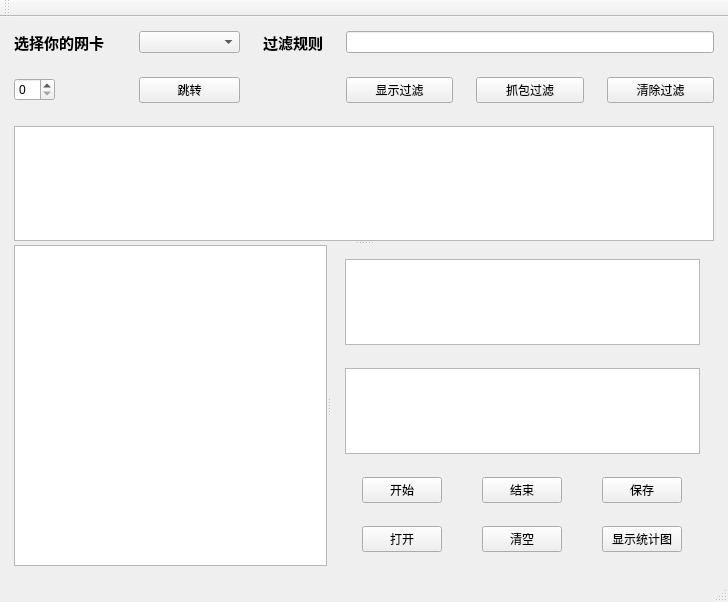
Old version of the form mainwindow.ui in the repository fonqL/sniffer.
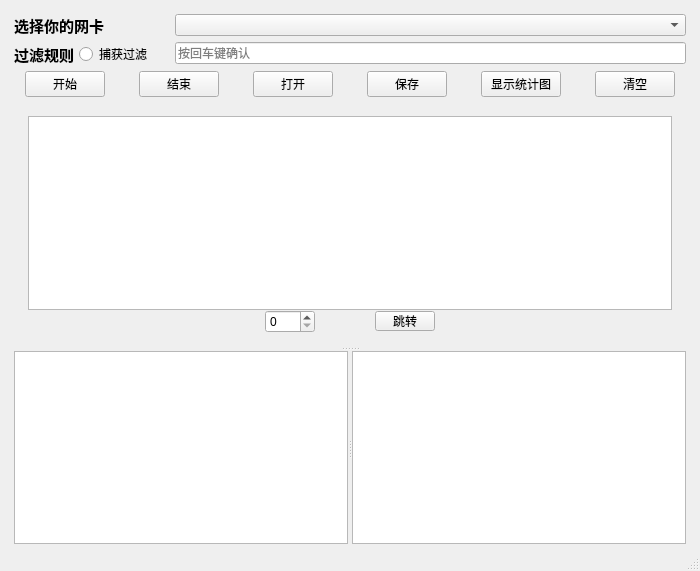
New version of the form.

Patch:
```diff
--- a/mainwindow.ui
+++ b/mainwindow.ui
@@ -6,8 +6,8 @@
    <rect>
     <x>0</x>
     <y>0</y>
-    <width>728</width>
-    <height>602</height>
+    <width>700</width>
+    <height>571</height>
    </rect>
   </property>
   <property name="minimumSize">
@@ -20,57 +20,41 @@
    <string>Sniffer</string>
   </property>
   <widget class="QWidget" name="centralWidget">
-   <layout class="QGridLayout" name="gridLayout_2">
-    <item row="0" column="0">
-     <layout class="QHBoxLayout" name="horizontalLayout" stretch="1,2">
-      <item>
-       <layout class="QGridLayout" name="gridLayout_3">
-        <property name="sizeConstraint">
-         <enum>QLayout::SetDefaultConstraint</enum>
+   <layout class="QVBoxLayout" name="verticalLayout_2">
+    <property name="spacing">
+     <number>5</number>
+    </property>
+    <property name="bottomMargin">
+     <number>5</number>
+    </property>
+    <item>
+     <layout class="QFormLayout" name="formLayout">
+      <property name="verticalSpacing">
+       <number>5</number>
+      </property>
+      <item row="0" column="0">
+       <widget class="QLabel" name="label">
+        <property name="font">
+         <font>
+          <family>Microsoft New Tai Lue</family>
+          <pointsize>11</pointsize>
+          <bold>true</bold>
+         </font>
         </property>
-        <item row="0" column="1">
-         <widget class="QComboBox" name="comboBox"/>
-        </item>
-        <item row="1" column="1">
-         <widget class="QPushButton" name="pushButton_10">
-          <property name="text">
-           <string>跳转</string>
-          </property>
-         </widget>
-        </item>
-        <item row="0" column="0">
-         <widget class="QLabel" name="label">
-          <property name="font">
-           <font>
-            <family>Microsoft New Tai Lue</family>
-            <pointsize>11</pointsize>
-            <bold>true</bold>
-           </font>
-          </property>
-          <property name="text">
-           <string>选择你的网卡</string>
-          </property>
-         </widget>
-        </item>
-        <item row="1" column="0">
-         <layout class="QHBoxLayout" name="horizontalLayout_3">
-          <item>
-           <widget class="QSpinBox" name="spinBox"/>
-          </item>
-          <item>
-           <widget class="QLabel" name="label_2">
-            <property name="text">
-             <string/>
-            </property>
-           </widget>
-          </item>
-         </layout>
-        </item>
-       </layout>
+        <property name="text">
+         <string>选择你的网卡</string>
+        </property>
+       </widget>
       </item>
-      <item>
-       <layout class="QFormLayout" name="formLayout_4">
-        <item row="0" column="0">
+      <item row="0" column="1">
+       <widget class="QComboBox" name="comboBox"/>
+      </item>
+      <item row="1" column="0">
+       <layout class="QHBoxLayout" name="horizontalLayout_2">
+        <property name="spacing">
+         <number>5</number>
+        </property>
+        <item>
          <widget class="QLabel" name="label_11">
           <property name="font">
            <font>
@@ -84,44 +68,230 @@
           </property>
          </widget>
         </item>
-        <item row="0" column="1">
-         <widget class="QLineEdit" name="lineEdit"/>
-        </item>
-        <item row="1" column="1">
-         <layout class="QHBoxLayout" name="horizontalLayout_2">
-          <item>
-           <widget class="QPushButton" name="pushButton_3">
-            <property name="text">
-             <string>显示过滤</string>
-            </property>
-           </widget>
-          </item>
-          <item>
-           <widget class="QPushButton" name="pushButton_4">
-            <property name="text">
-             <string>抓包过滤</string>
-            </property>
-           </widget>
-          </item>
-          <item>
-           <widget class="QPushButton" name="pushButton_7">
-            <property name="text">
-             <string>清除过滤</string>
-            </property>
-           </widget>
-          </item>
-         </layout>
+        <item>
+         <widget class="QRadioButton" name="radioButton">
+          <property name="text">
+           <string>捕获过滤</string>
+          </property>
+         </widget>
         </item>
        </layout>
       </item>
+      <item row="1" column="1">
+       <widget class="QLineEdit" name="lineEdit">
+        <property name="placeholderText">
+         <string>按回车键确认</string>
+        </property>
+       </widget>
+      </item>
      </layout>
     </item>
-    <item row="2" column="0">
+    <item>
+     <layout class="QGridLayout" name="gridLayout">
+      <item row="0" column="0">
+       <widget class="QPushButton" name="pushButton_2">
+        <property name="sizePolicy">
+         <sizepolicy hsizetype="Maximum" vsizetype="Fixed">
+          <horstretch>0</horstretch>
+          <verstretch>0</verstretch>
+         </sizepolicy>
+        </property>
+        <property name="text">
+         <string>开始</string>
+        </property>
+       </widget>
+      </item>
+      <item row="0" column="1">
+       <widget class="QPushButton" name="pushButton">
+        <property name="sizePolicy">
+         <sizepolicy hsizetype="Maximum" vsizetype="Fixed">
+          <horstretch>0</horstretch>
+          <verstretch>0</verstretch>
+         </sizepolicy>
+        </property>
+        <property name="text">
+         <string>结束</string>
+        </property>
+       </widget>
+      </item>
+      <item row="0" column="2">
+       <widget class="QPushButton" name="pushButton_9">
+        <property name="sizePolicy">
+         <sizepolicy hsizetype="Maximum" vsizetype="Fixed">
+          <horstretch>0</horstretch>
+          <verstretch>0</verstretch>
+         </sizepolicy>
+        </property>
+        <property name="text">
+         <string>打开</string>
+        </property>
+       </widget>
+      </item>
+      <item row="0" column="3">
+       <widget class="QPushButton" name="pushButton_8">
+        <property name="sizePolicy">
+         <sizepolicy hsizetype="Maximum" vsizetype="Fixed">
+          <horstretch>0</horstretch>
+          <verstretch>0</verstretch>
+         </sizepolicy>
+        </property>
+        <property name="text">
+         <string>保存</string>
+        </property>
+       </widget>
+      </item>
+      <item row="0" column="4">
+       <widget class="QPushButton" name="pushButton_6">
+        <property name="sizePolicy">
+         <sizepolicy hsizetype="Maximum" vsizetype="Fixed">
+          <horstretch>0</horstretch>
+          <verstretch>0</verstretch>
+         </sizepolicy>
+        </property>
+        <property name="text">
+         <string>显示统计图</string>
+        </property>
+       </widget>
+      </item>
+      <item row="0" column="5">
+       <widget class="QPushButton" name="pushButton_5">
+        <property name="sizePolicy">
+         <sizepolicy hsizetype="Maximum" vsizetype="Fixed">
+          <horstretch>0</horstretch>
+          <verstretch>0</verstretch>
+         </sizepolicy>
+        </property>
+        <property name="text">
+         <string>清空</string>
+        </property>
+       </widget>
+      </item>
+     </layout>
+    </item>
+    <item>
      <widget class="QSplitter" name="splitter_2">
       <property name="orientation">
        <enum>Qt::Vertical</enum>
       </property>
-      <widget class="QTableView" name="tableView"/>
+      <widget class="QWidget" name="layoutWidget">
+       <layout class="QVBoxLayout" name="verticalLayout">
+        <property name="spacing">
+         <number>0</number>
+        </property>
+        <item>
+         <widget class="QTableView" name="tableView"/>
+        </item>
+        <item>
+         <layout class="QHBoxLayout" name="horizontalLayout_4">
+          <item>
+           <spacer name="horizontalSpacer">
+            <property name="orientation">
+             <enum>Qt::Horizontal</enum>
+            </property>
+            <property name="sizeHint" stdset="0">
+             <size>
+              <width>40</width>
+              <height>20</height>
+             </size>
+            </property>
+           </spacer>
+          </item>
+          <item>
+           <layout class="QHBoxLayout" name="horizontalLayout">
+            <property name="spacing">
+             <number>5</number>
+            </property>
+            <item>
+             <widget class="QSpinBox" name="spinBox">
+              <property name="sizePolicy">
+               <sizepolicy hsizetype="Minimum" vsizetype="Fixed">
+                <horstretch>0</horstretch>
+                <verstretch>0</verstretch>
+               </sizepolicy>
+              </property>
+              <property name="minimumSize">
+               <size>
+                <width>50</width>
+                <height>0</height>
+               </size>
+              </property>
+              <property name="maximumSize">
+               <size>
+                <width>60</width>
+                <height>16777215</height>
+               </size>
+              </property>
+             </widget>
+            </item>
+            <item>
+             <widget class="QLabel" name="label_2">
+              <property name="sizePolicy">
+               <sizepolicy hsizetype="Minimum" vsizetype="Preferred">
+                <horstretch>0</horstretch>
+                <verstretch>0</verstretch>
+               </sizepolicy>
+              </property>
+              <property name="minimumSize">
+               <size>
+                <width>50</width>
+                <height>0</height>
+               </size>
+              </property>
+              <property name="maximumSize">
+               <size>
+                <width>60</width>
+                <height>16777215</height>
+               </size>
+              </property>
+              <property name="text">
+               <string/>
+              </property>
+             </widget>
+            </item>
+            <item>
+             <widget class="QPushButton" name="pushButton_10">
+              <property name="sizePolicy">
+               <sizepolicy hsizetype="Minimum" vsizetype="Maximum">
+                <horstretch>0</horstretch>
+                <verstretch>0</verstretch>
+               </sizepolicy>
+              </property>
+              <property name="minimumSize">
+               <size>
+                <width>50</width>
+                <height>0</height>
+               </size>
+              </property>
+              <property name="maximumSize">
+               <size>
+                <width>60</width>
+                <height>20</height>
+               </size>
+              </property>
+              <property name="text">
+               <string>跳转</string>
+              </property>
+             </widget>
+            </item>
+           </layout>
+          </item>
+          <item>
+           <spacer name="horizontalSpacer_2">
+            <property name="orientation">
+             <enum>Qt::Horizontal</enum>
+            </property>
+            <property name="sizeHint" stdset="0">
+             <size>
+              <width>40</width>
+              <height>20</height>
+             </size>
+            </property>
+           </spacer>
+          </item>
+         </layout>
+        </item>
+       </layout>
+      </widget>
       <widget class="QSplitter" name="splitter">
        <property name="orientation">
         <enum>Qt::Horizontal</enum>
@@ -133,118 +303,19 @@
          </font>
         </property>
        </widget>
-       <widget class="QWidget" name="layoutWidget">
-        <layout class="QVBoxLayout" name="verticalLayout">
-         <item>
-          <widget class="QTextEdit" name="data">
-           <property name="font">
-            <font>
-             <family>SimSun-ExtB</family>
-             <pointsize>10</pointsize>
-            </font>
-           </property>
-          </widget>
-         </item>
-         <item>
-          <widget class="QTextEdit" name="textEdit"/>
-         </item>
-         <item>
-          <layout class="QGridLayout" name="gridLayout">
-           <item row="0" column="1">
-            <widget class="QPushButton" name="pushButton">
-             <property name="sizePolicy">
-              <sizepolicy hsizetype="Maximum" vsizetype="Fixed">
-               <horstretch>0</horstretch>
-               <verstretch>0</verstretch>
-              </sizepolicy>
-             </property>
-             <property name="text">
-              <string>结束</string>
-             </property>
-            </widget>
-           </item>
-           <item row="0" column="2">
-            <widget class="QPushButton" name="pushButton_8">
-             <property name="sizePolicy">
-              <sizepolicy hsizetype="Maximum" vsizetype="Fixed">
-               <horstretch>0</horstretch>
-               <verstretch>0</verstretch>
-              </sizepolicy>
-             </property>
-             <property name="text">
-              <string>保存</string>
-             </property>
-            </widget>
-           </item>
-           <item row="0" column="0">
-            <widget class="QPushButton" name="pushButton_2">
-             <property name="sizePolicy">
-              <sizepolicy hsizetype="Maximum" vsizetype="Fixed">
-               <horstretch>0</horstretch>
-               <verstretch>0</verstretch>
-              </sizepolicy>
-             </property>
-             <property name="text">
-              <string>开始</string>
-             </property>
-            </widget>
-           </item>
-           <item row="1" column="0">
-            <widget class="QPushButton" name="pushButton_9">
-             <property name="sizePolicy">
-              <sizepolicy hsizetype="Maximum" vsizetype="Fixed">
-               <horstretch>0</horstretch>
-               <verstretch>0</verstretch>
-              </sizepolicy>
-             </property>
-             <property name="text">
-              <string>打开</string>
-             </property>
-            </widget>
-           </item>
-           <item row="1" column="1">
-            <widget class="QPushButton" name="pushButton_5">
-             <property name="sizePolicy">
-              <sizepolicy hsizetype="Maximum" vsizetype="Fixed">
-               <horstretch>0</horstretch>
-               <verstretch>0</verstretch>
-              </sizepolicy>
-             </property>
-             <property name="text">
-              <string>清空</string>
-             </property>
-            </widget>
-           </item>
-           <item row="1" column="2">
-            <widget class="QPushButton" name="pushButton_6">
-             <property name="sizePolicy">
-              <sizepolicy hsizetype="Maximum" vsizetype="Fixed">
-               <horstretch>0</horstretch>
-               <verstretch>0</verstretch>
-              </sizepolicy>
-             </property>
-             <property name="text">
-              <string>显示统计图</string>
-             </property>
-            </widget>
-           </item>
-          </layout>
-         </item>
-        </layout>
+       <widget class="QTextEdit" name="data">
+        <property name="font">
+         <font>
+          <family>SimSun-ExtB</family>
+          <pointsize>10</pointsize>
+         </font>
+        </property>
        </widget>
       </widget>
      </widget>
     </item>
    </layout>
   </widget>
-  <widget class="QToolBar" name="mainToolBar">
-   <attribute name="toolBarArea">
-    <enum>TopToolBarArea</enum>
-   </attribute>
-   <attribute name="toolBarBreak">
-    <bool>false</bool>
-   </attribute>
-  </widget>
   <widget class="QStatusBar" name="statusBar"/>
  </widget>
  <layoutdefault spacing="23" margin="14"/>
```
